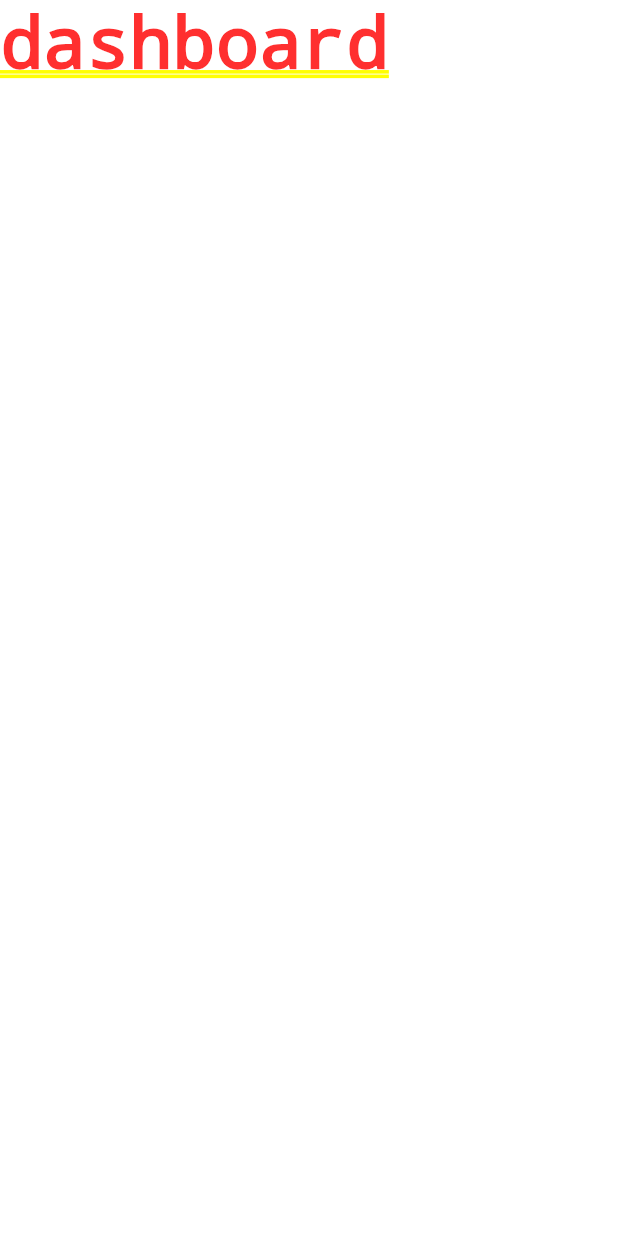
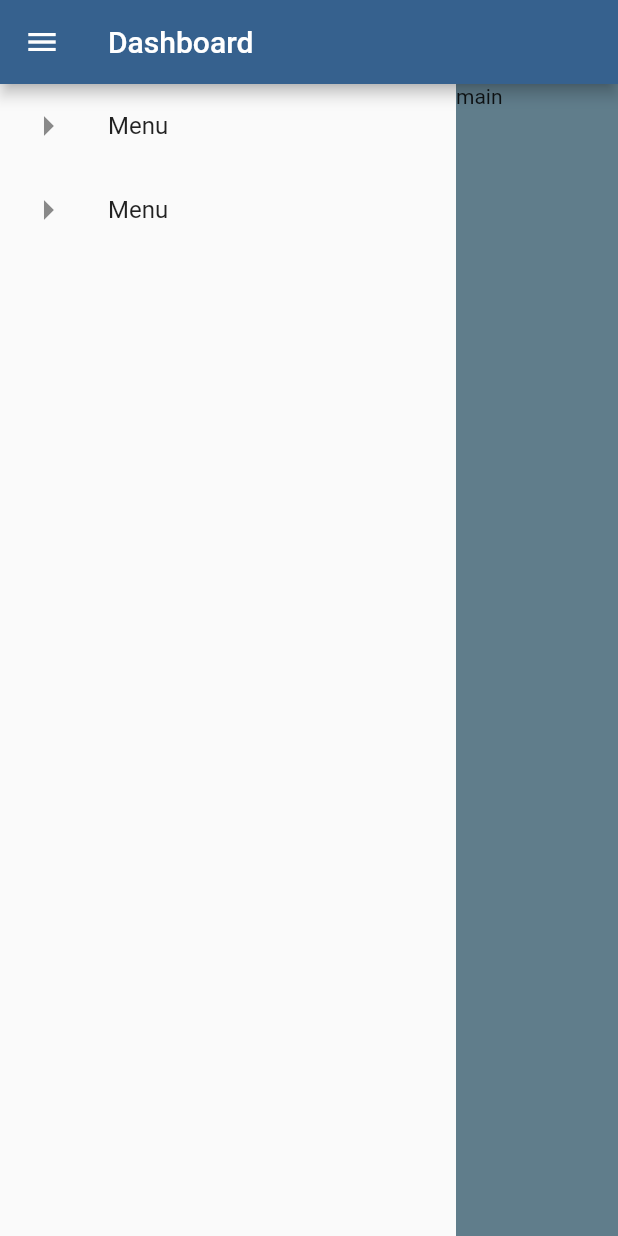
Before and after one commit to juliannelima/flutter-dashboard, a Flutter app: the screen it shows after launch, on a phone screen of 412 x 824 dp. Run offline on Flutter 3.47's test engine with Material 2 defaults, Android fonts, the phone set to English and light mode, and no system bars.

Commit message:
Criando estrutura heade, drawer e main

```diff
--- a/lib/main.dart
+++ b/lib/main.dart
@@ -13,9 +13,48 @@ class MyApp extends StatelessWidget {
       title: 'Flutter Demo',
       theme: ThemeData(
         colorScheme: ColorScheme.fromSeed(seedColor: Colors.blue),
-        useMaterial3: true,
+        // useMaterial3: true,
       ),
-      home: const Text('dashboard'),
+      home: Scaffold(
+        appBar: AppBar(
+          leading: IconButton(
+            icon: const Icon(Icons.menu),
+            onPressed: () {},
+          ),
+          title: const Text('Dashboard'),
+        ),
+        body: Row(
+          children: [
+            Drawer(
+              child: ListView(
+                children: const [
+                  ListTile(
+                    leading: Icon(
+                      Icons.arrow_right_outlined,
+                      size: 32,
+                    ),
+                    title: Text('Menu'),
+                  ),
+                  ListTile(
+                    leading: Icon(
+                      Icons.arrow_right_outlined,
+                      size: 32,
+                    ),
+                    title: Text('Menu'),
+                  )
+                ],
+              ),
+            ),
+            Expanded(
+              child: Container(
+                height: double.infinity,
+                color: Colors.blueGrey,
+                child: const Text('main'),
+              ),
+            ),
+          ],
+        ),
+      ),
     );
   }
 }
```
